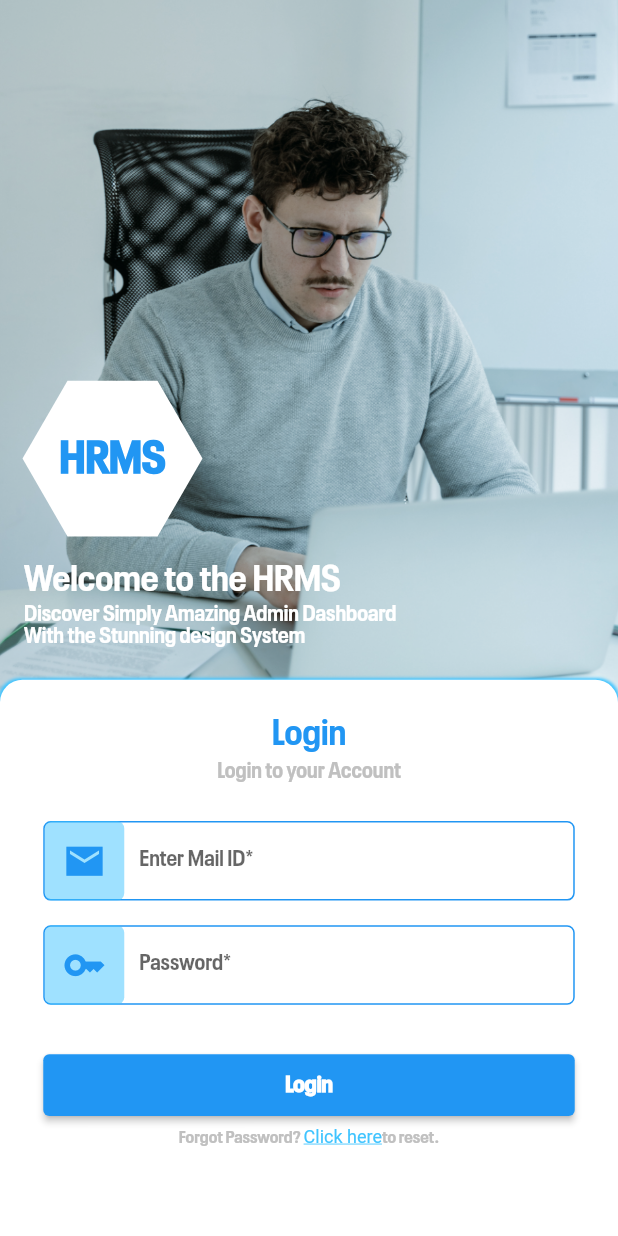
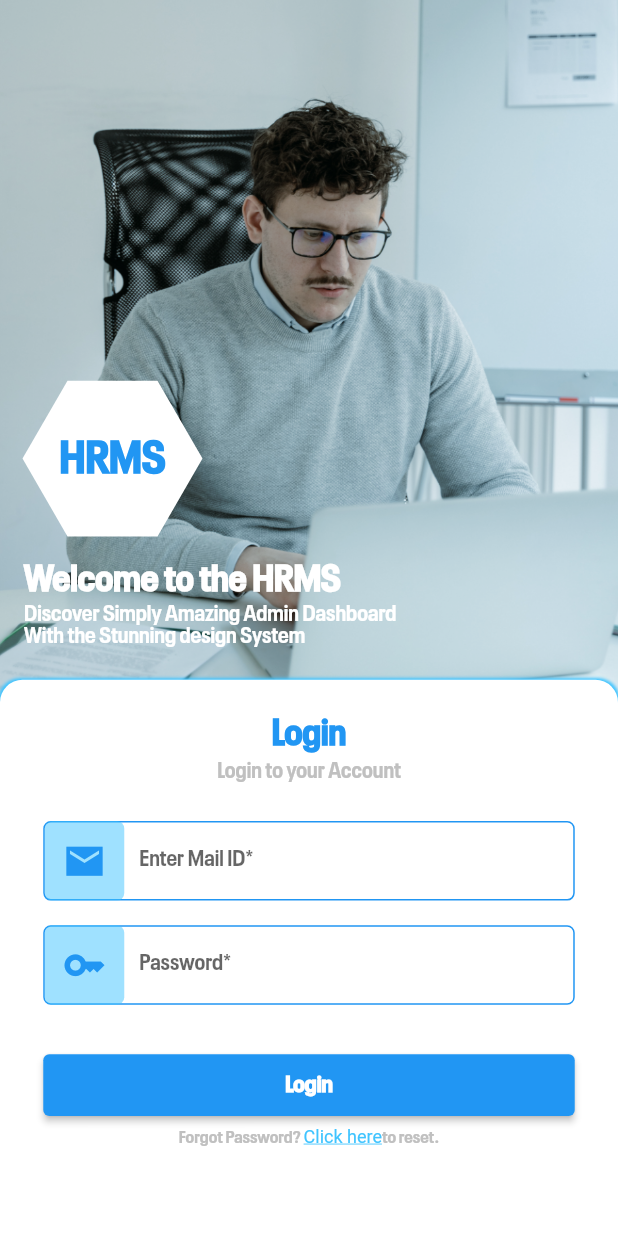
Before and after one commit to sadikRizvi31/HRMS, a Flutter app: the screen it shows after launch, on a phone screen of 412 x 824 dp. Run offline on Flutter 3.47's test engine with Material 2 defaults, Android fonts, the phone set to English and light mode, and no system bars.

Commit message:
Just Intial

```diff
--- a/lib/Utils/constants.dart
+++ b/lib/Utils/constants.dart
@@ -58,7 +58,7 @@ TextStyle textBold(Color colors,double size){
     color: colors,
     fontSize: 25,
     fontFamily: "NeuePlak",
-    fontWeight: FontWeight.w500,
+    fontWeight: FontWeight.w700,
   );
 }
 
@@ -68,8 +68,6 @@ TextStyle textLight(Color colors,double size){
     fontSize: size,
     height: 1.0,
     fontFamily: "NeuePlak",
-    fontWeight: FontWeight.normal,
-    fontStyle: FontStyle.normal,
-
+    fontWeight: FontWeight.w300,
   );
 }
--- a/pubspec.yaml
+++ b/pubspec.yaml
@@ -76,7 +76,9 @@ flutter:
     - family: NeuePlak
       fonts:
         - asset: assets/fonts/NeuePlak-NarrowBold.ttf
+          weight: 700
         - asset: assets/fonts/NeuePlak-NarrowRegular.ttf
+          weight: 300
   #   - family: Trajan Pro
   #     fonts:
   #       - asset: fonts/TrajanPro.ttf
```
